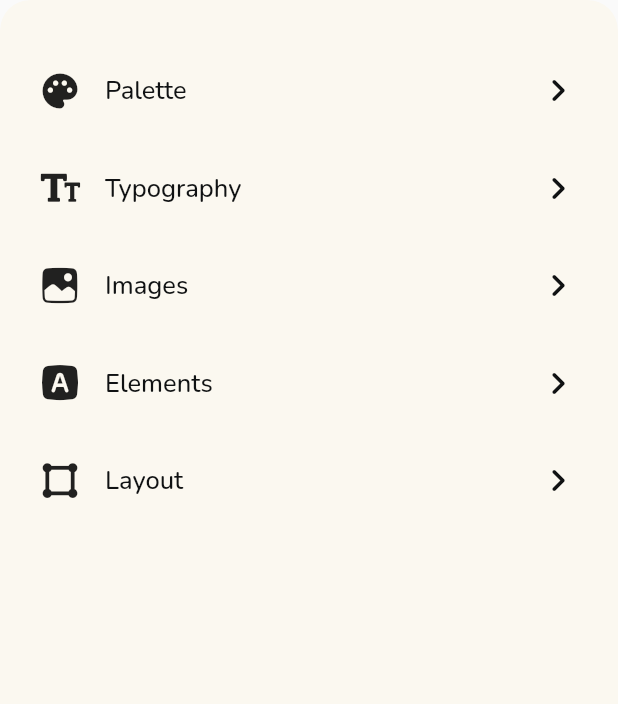
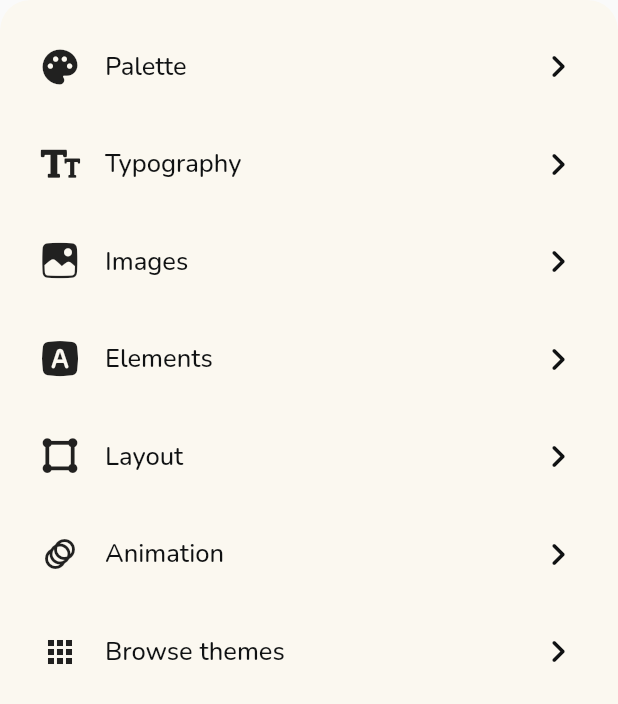
Before and after one commit to cjwg/onodu, a Flutter app: the ThemeSettingsWidget widget shown alone on an empty page, opened directly, on a phone screen of 412 x 824 dp. Shown: the top 704 px of the screen. Run offline on Flutter 3.47's test engine with Material 2 defaults, Android fonts, the phone set to English and light mode, and no system bars; our stand-ins replace auto_size_text, dropdown_button2, flutter_animate, flutter_colorpicker, font_awesome_flutter, from_css_color and 6 more; missing offline and left inert: json_path; accounts and stored records are empty; statements that could not run were skipped.

Commit message:
Updating to latest FlutterFlow output.

```diff
--- a/lib/components/theme_settings/theme_settings_model.dart
+++ b/lib/components/theme_settings/theme_settings_model.dart
@@ -29,8 +29,12 @@ class ThemeSettingsModel extends FlutterFlowModel {
   late ThemeCardModel imagesModel;
   // Model for Buttons.
   late ThemeCardModel buttonsModel;
-  // Model for Padding.
-  late ThemeCardModel paddingModel;
+  // Model for Layout.
+  late ThemeCardModel layoutModel;
+  // Model for Animation.
+  late ThemeCardModel animationModel;
+  // Model for ThemeBrowser.
+  late ThemeCardModel themeBrowserModel;
   // Model for PaletteItem component.
   late PaletteItemModel paletteItemModel1;
   // Model for PaletteItem component.
@@ -52,7 +56,9 @@ class ThemeSettingsModel extends FlutterFlowModel {
     typographyModel = createModel(context, () => ThemeCardModel());
     imagesModel = createModel(context, () => ThemeCardModel());
     buttonsModel = createModel(context, () => ThemeCardModel());
-    paddingModel = createModel(context, () => ThemeCardModel());
+    layoutModel = createModel(context, () => ThemeCardModel());
+    animationModel = createModel(context, () => ThemeCardModel());
+    themeBrowserModel = createModel(context, () => ThemeCardModel());
     paletteItemModel1 = createModel(context, () => PaletteItemModel());
     paletteItemModel2 = createModel(context, () => PaletteItemModel());
     paletteItemModel3 = createModel(context, () => PaletteItemModel());
@@ -68,7 +74,9 @@ class ThemeSettingsModel extends FlutterFlowModel {
     typographyModel.dispose();
     imagesModel.dispose();
     buttonsModel.dispose();
-    paddingModel.dispose();
+    layoutModel.dispose();
+    animationModel.dispose();
+    themeBrowserModel.dispose();
     paletteItemModel1.dispose();
     paletteItemModel2.dispose();
     paletteItemModel3.dispose();
--- a/lib/components/theme_settings/theme_settings_widget.dart
+++ b/lib/components/theme_settings/theme_settings_widget.dart
@@ -150,7 +150,7 @@ class _ThemeSettingsWidgetState extends State<ThemeSettingsWidget> {
                           ),
                         ),
                         wrapWithModel(
-                          model: _model.paddingModel,
+                          model: _model.layoutModel,
                           updateCallback: () => setState(() {}),
                           child: ThemeCardWidget(
                             componentIcon: Icon(
@@ -158,6 +158,26 @@ class _ThemeSettingsWidgetState extends State<ThemeSettingsWidget> {
                               size: 25.0,
                             ),
                             componentName: 'Layout',
+                          ),
+                        ),
+                        wrapWithModel(
+                          model: _model.animationModel,
+                          updateCallback: () => setState(() {}),
+                          child: ThemeCardWidget(
+                            componentIcon: Icon(
+                              Icons.animation,
+                            ),
+                            componentName: 'Animation',
+                          ),
+                        ),
+                        wrapWithModel(
+                          model: _model.themeBrowserModel,
+                          updateCallback: () => setState(() {}),
+                          child: ThemeCardWidget(
+                            componentIcon: Icon(
+                              Icons.apps,
+                            ),
+                            componentName: 'Browse themes',
                           ),
                         ),
                       ],
```
